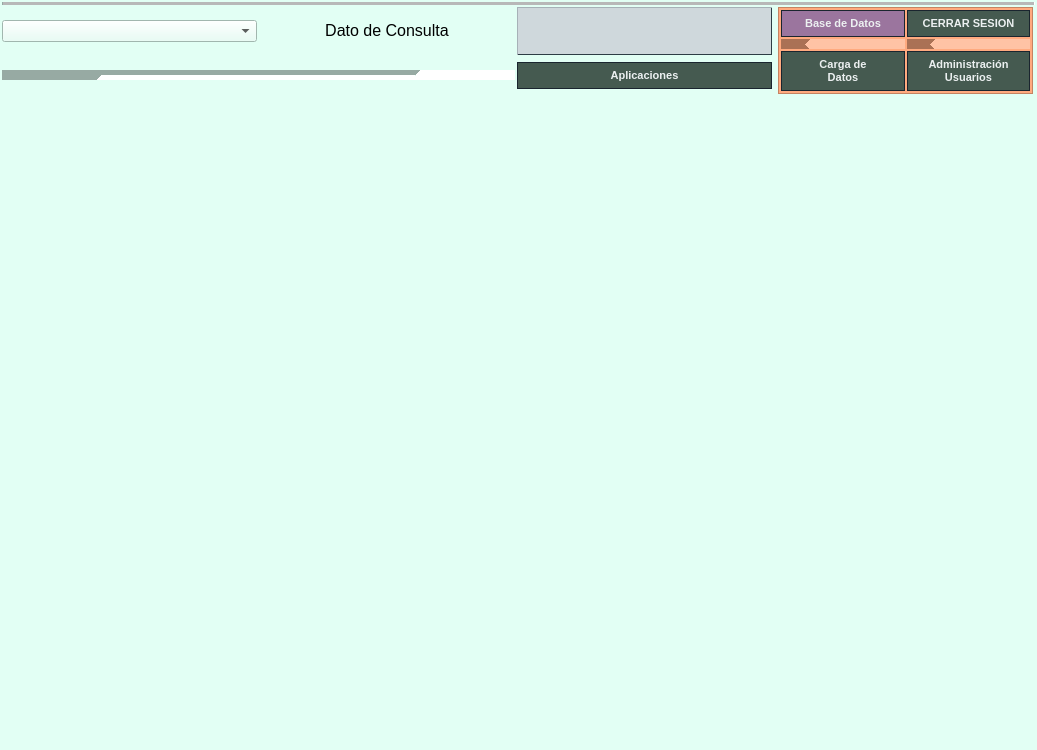
This is ui/AplicacionPrincipal.ui in Musthia/base-deposito as Qt 5 draws it before an edit. The edited form follows.
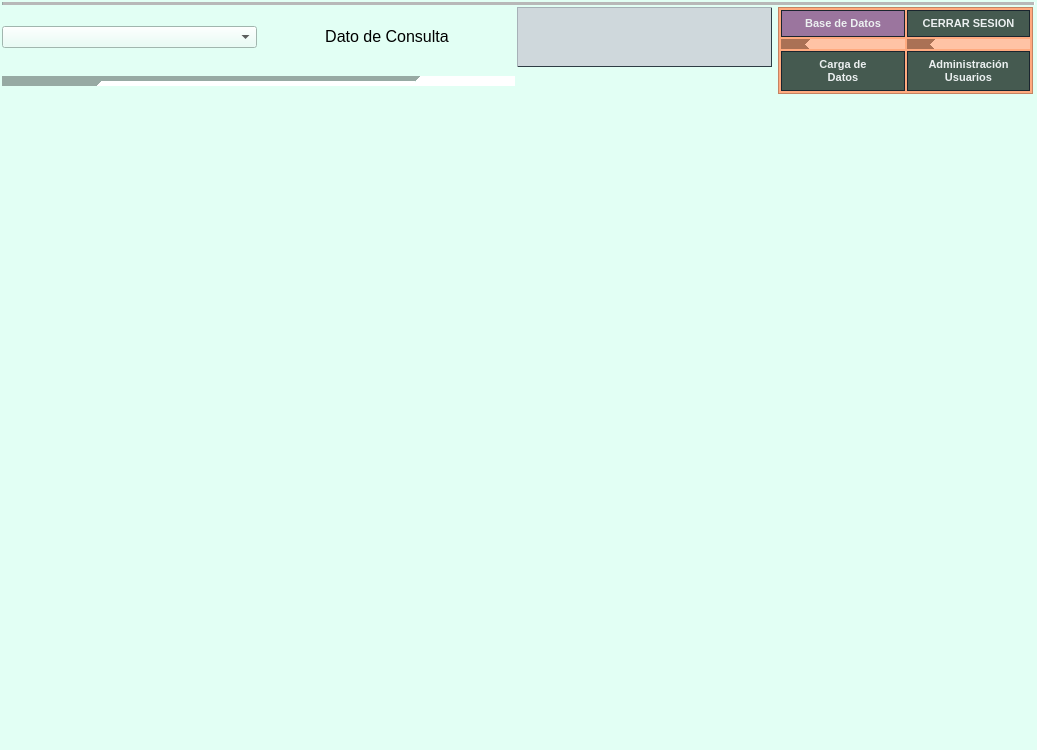
This is the edited form. Icons and pictures are not drawn.

```diff
--- a/ui/AplicacionPrincipal.ui
+++ b/ui/AplicacionPrincipal.ui
@@ -1198,42 +1198,6 @@
       </property>
      </widget>
     </item>
-    <item row="8" column="2">
-     <widget class="QPushButton" name="pushButton_aplicaciones">
-      <property name="cursor">
-       <cursorShape>PointingHandCursor</cursorShape>
-      </property>
-      <property name="toolTip">
-       <string>&lt;html&gt;&lt;head/&gt;&lt;body&gt;&lt;p align=&quot;center&quot;&gt;APLICACIONES&lt;br/&gt;ANTERIORES&lt;/p&gt;&lt;/body&gt;&lt;/html&gt;</string>
-      </property>
-      <property name="styleSheet">
-       <string notr="true">QPushButton {
-    background-color: #455a50;
-    color: #ecf0f1;
-    border: 1px solid #1a252f;
- 
-    padding: 6px 12px;
-    font-weight: bold;
-    font-size: 11px;
-}
-QPushButton:hover {
-    background-color: #546e7a;     /* tono más claro al pasar el mouse */
-}
-QPushButton:pressed {
-    background-color: #2e4053;     /* más oscuro al presionar */
-    border: 2px solid #1a252f;
-}
-QPushButton:disabled {
-    background-color: #a7b0b5;
-    color: #dfe4e8;
-    border: 1px solid #95a5a6;
-}</string>
-      </property>
-      <property name="text">
-       <string>Aplicaciones</string>
-      </property>
-     </widget>
-    </item>
    </layout>
   </widget>
   <action name="menu_ayuda">
```
